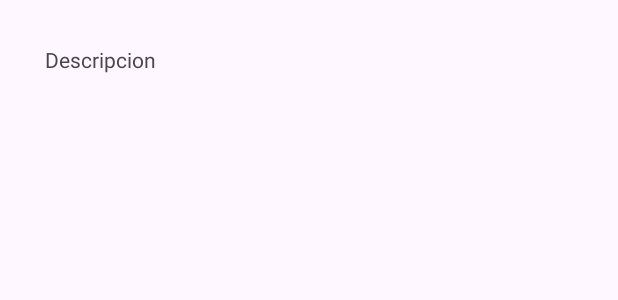
After one commit to AlejandroMevi/books, an Android app: the layout bottom_sheet_description.xml on its own in the app's theme, with its tools: preview values and no code run, on a phone screen of 412 x 824 dp. The commit adds this screen. Shown: the top 300 px of the screen. Run offline under Robolectric (Android 15) with nearby library versions, the phone set to English and light mode, and no system bars.

Commit message:
bottomhSheet
Se implementa bottomhSheet para la descripcion del libro

```diff
--- /dev/null
+++ b/app/src/main/res/layout/bottom_sheet_description.xml
@@ -0,0 +1,26 @@
+<?xml version="1.0" encoding="utf-8"?>
+<ScrollView xmlns:android="http://schemas.android.com/apk/res/android"
+    xmlns:app="http://schemas.android.com/apk/res-auto"
+    android:layout_width="match_parent"
+    android:layout_height="match_parent"
+    android:orientation="vertical">
+
+    <androidx.constraintlayout.widget.ConstraintLayout
+        android:layout_width="match_parent"
+        android:layout_height="wrap_content">
+
+        <com.google.android.material.textview.MaterialTextView
+            android:id="@+id/description_book"
+            android:layout_width="match_parent"
+            android:layout_height="wrap_content"
+            android:layout_margin="@dimen/margin_extra_large"
+            android:layout_marginStart="30dp"
+            android:layout_marginEnd="30dp"
+            android:text="Descripcion"
+            android:textSize="@dimen/text_header"
+            app:layout_constraintEnd_toEndOf="parent"
+            app:layout_constraintStart_toStartOf="parent"
+            app:layout_constraintTop_toTopOf="parent" />
+    </androidx.constraintlayout.widget.ConstraintLayout>
+
+</ScrollView>
```
Also changed, not shown: app/src/main/java/com/example/books/core/Utilities.kt (+13 -0 lines), app/src/main/java/com/example/books/ui/home/BooksFragment.kt (+7 -4 lines).
